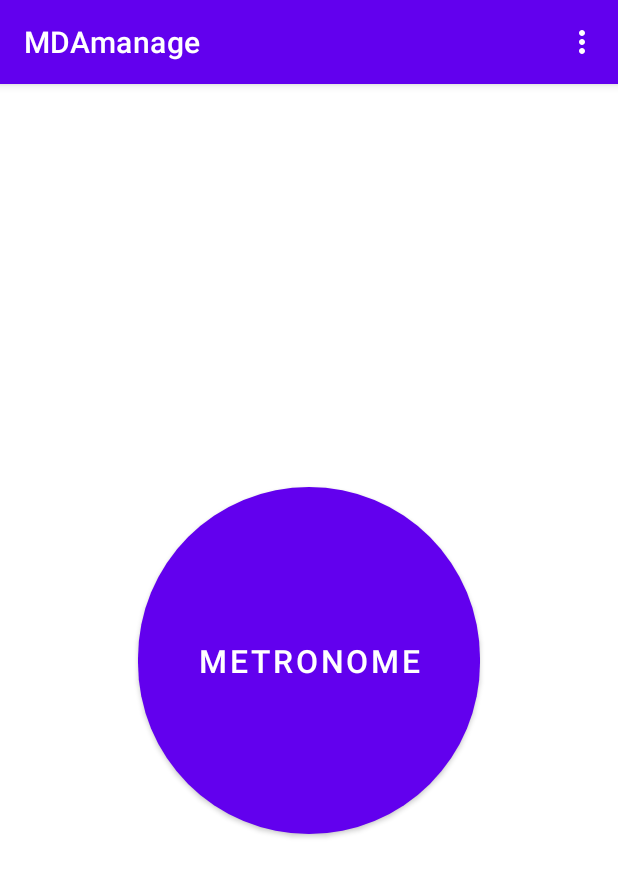
After one commit to ezri1234/MDAmanage, an Android app: the Metronome screen opened directly, with no data from a screen before it, on a phone screen of 412 x 824 dp. The commit adds this screen. Shown: the top 877 px of the screen. Run offline under Robolectric (Android 15) with nearby library versions, the light colour scheme and no system bars.

```diff
--- a/app/src/main/AndroidManifest.xml
+++ b/app/src/main/AndroidManifest.xml
@@ -9,6 +9,9 @@
         android:roundIcon="@mipmap/ic_launcher_round"
         android:supportsRtl="true"
         android:theme="@style/Theme.MDAmanage">
+        <activity
+            android:name=".Metronome"
+            android:exported="true" />
         <activity
             android:name=".SuccessfullSU"
             android:exported="true" />
--- a/app/src/main/java/com/ezrimo/mdamanage/LoginTabFragment.java
+++ b/app/src/main/java/com/ezrimo/mdamanage/LoginTabFragment.java
@@ -44,10 +44,8 @@ public class LoginTabFragment extends Fragment {
         loginButton.setOnClickListener(new View.OnClickListener() {
             @Override
             public void onClick(View view) {
-                checkField(email);
-                checkField(password);
 
-                if (valid){
+                if (checkField(email)&&checkField(password)){
                     fAuth.signInWithEmailAndPassword(email.getText().toString(), password.getText().toString()).addOnSuccessListener(new OnSuccessListener<AuthResult>() {
                         @Override
                         public void onSuccess(AuthResult authResult) {
--- /dev/null
+++ b/app/src/main/java/com/ezrimo/mdamanage/Metronome.java
@@ -0,0 +1,69 @@
+package com.ezrimo.mdamanage;
+
+import androidx.annotation.NonNull;
+import androidx.appcompat.app.AppCompatActivity;
+
+import android.content.Intent;
+import android.media.MediaPlayer;
+import android.os.Bundle;
+import android.os.Handler;
+import android.util.Log;
+import android.view.Menu;
+import android.view.MenuItem;
+import android.view.View;
+import android.widget.Button;
+
+import java.util.Timer;
+import java.util.TimerTask;
+
+public class Metronome extends AppCompatActivity {
+    Button metronome;
+    MediaPlayer player;
+    int counter=0;
+    private Handler myHandler = new Handler();
+
+    @Override
+    protected void onCreate(Bundle savedInstanceState) {
+        super.onCreate(savedInstanceState);
+        setContentView(R.layout.activity_metronome);
+
+        metronome = findViewById(R.id.metronome);
+
+        metronome.setOnClickListener(new View.OnClickListener() {
+            @Override
+            public void onClick(View v) {
+                if(counter%2==0){
+                    if(player==null)
+                        player = MediaPlayer.create(getApplicationContext(), R.raw.beep);
+                    player.setLooping(true);
+                    player.start();
+                    counter++;
+                }
+                else if(counter%2 == 1){
+                    player.pause();
+                    counter=0;
+                }
+            }
+        });
+
+    }
+
+    @Override
+    public boolean onCreateOptionsMenu(Menu menu) {
+        getMenuInflater().inflate(R.menu.menu_item, menu);
+        return true;
+    }
+
+    @Override
+    public boolean onOptionsItemSelected(@NonNull MenuItem item) {
+        int itemId = item.getItemId();
+
+        if(itemId == R.id.loginUp){
+            Intent go = new Intent(getApplicationContext(), SignInUpActivity.class);
+            startActivity(go);
+            finish();
+        }
+        return true;
+    }
+
+}
--- /dev/null
+++ b/app/src/main/res/drawable/circle_button.xml
@@ -0,0 +1,11 @@
+<?xml version="1.0" encoding="utf-8"?>
+<selector xmlns:android="http://schemas.android.com/apk/res/android">
+<item>
+    <shape android:shape="rectangle">
+        <size android:width="100dp"
+            android:height="100dp"/>
+        <solid android:color="@color/purple_200"/>
+        <corners android:radius="120dp"/>
+    </shape>
+</item>
+</selector>
--- /dev/null
+++ b/app/src/main/res/drawable/ic_baseline_login_24.xml
@@ -0,0 +1,5 @@
+<vector android:height="24dp" android:tint="#3C3F41"
+    android:viewportHeight="24" android:viewportWidth="24"
+    android:width="24dp" xmlns:android="http://schemas.android.com/apk/res/android">
+    <path android:fillColor="@android:color/white" android:pathData="M11,7L9.6,8.4l2.6,2.6H2v2h10.2l-2.6,2.6L11,17l5,-5L11,7zM20,19h-8v2h8c1.1,0 2,-0.9 2,-2V5c0,-1.1 -0.9,-2 -2,-2h-8v2h8V19z"/>
+</vector>
--- /dev/null
+++ b/app/src/main/res/drawable/ic_baseline_timer_24.xml
@@ -0,0 +1,5 @@
+<vector android:height="24dp" android:tint="#3C3F41"
+    android:viewportHeight="24" android:viewportWidth="24"
+    android:width="24dp" xmlns:android="http://schemas.android.com/apk/res/android">
+    <path android:fillColor="@android:color/white" android:pathData="M15,1L9,1v2h6L15,1zM11,14h2L13,8h-2v6zM19.03,7.39l1.42,-1.42c-0.43,-0.51 -0.9,-0.99 -1.41,-1.41l-1.42,1.42C16.07,4.74 14.12,4 12,4c-4.97,0 -9,4.03 -9,9s4.02,9 9,9 9,-4.03 9,-9c0,-2.12 -0.74,-4.07 -1.97,-5.61zM12,20c-3.87,0 -7,-3.13 -7,-7s3.13,-7 7,-7 7,3.13 7,7 -3.13,7 -7,7z"/>
+</vector>
--- /dev/null
+++ b/app/src/main/res/drawable/ic_more_vert.xml
@@ -0,0 +1,10 @@
+<vector xmlns:android="http://schemas.android.com/apk/res/android"
+    android:width="24dp"
+    android:height="24dp"
+    android:viewportWidth="24"
+    android:viewportHeight="24"
+    android:tint="?attr/colorControlNormal">
+  <path
+      android:fillColor="@android:color/white"
+      android:pathData="M12,8c1.1,0 2,-0.9 2,-2s-0.9,-2 -2,-2 -2,0.9 -2,2 0.9,2 2,2zM12,10c-1.1,0 -2,0.9 -2,2s0.9,2 2,2 2,-0.9 2,-2 -0.9,-2 -2,-2zM12,16c-1.1,0 -2,0.9 -2,2s0.9,2 2,2 2,-0.9 2,-2 -0.9,-2 -2,-2z"/>
+</vector>
--- /dev/null
+++ b/app/src/main/res/layout/activity_metronome.xml
@@ -0,0 +1,21 @@
+<?xml version="1.0" encoding="utf-8"?>
+<androidx.constraintlayout.widget.ConstraintLayout xmlns:android="http://schemas.android.com/apk/res/android"
+    xmlns:app="http://schemas.android.com/apk/res-auto"
+    xmlns:tools="http://schemas.android.com/tools"
+    android:layout_width="match_parent"
+    android:layout_height="match_parent"
+    tools:context=".Metronome">
+
+
+    <Button
+        android:id="@+id/metronome"
+        android:layout_width="228dp"
+        android:layout_height="231dp"
+        android:background="@drawable/circle_button"
+        android:text="metronome"
+        android:textSize="21sp"
+        app:layout_constraintBottom_toBottomOf="parent"
+        app:layout_constraintEnd_toEndOf="parent"
+        app:layout_constraintStart_toStartOf="parent"
+        app:layout_constraintTop_toTopOf="parent" />
+</androidx.constraintlayout.widget.ConstraintLayout>
--- /dev/null
+++ b/app/src/main/res/menu/menu_item.xml
@@ -0,0 +1,25 @@
+<?xml version="1.0" encoding="utf-8"?>
+<menu xmlns:android="http://schemas.android.com/apk/res/android"
+    xmlns:app="http://schemas.android.com/apk/res-auto">
+    <item
+        app:showAsAction="always"
+        android:title=""
+        android:icon="@drawable/ic_more_vert"
+        >
+        <menu>
+            <item
+                android:id="@+id/loginUp"
+                android:icon="@drawable/ic_baseline_login_24"
+                android:title="Login Signup"
+                app:showAsAction="never" />
+            <item
+                android:id="@+id/metronome"
+                android:icon="@drawable/ic_baseline_timer_24"
+                android:title="Metronome"
+                app:showAsAction="never" />
+
+        </menu>
+    </item>
+
+
+</menu>
```
Also changed, not shown: app/src/main/java/com/ezrimo/mdamanage/Assign.java (+14 -37 lines), app/src/main/java/com/ezrimo/mdamanage/Calendar.java (+6 -6 lines), app/src/main/java/com/ezrimo/mdamanage/ChooseUser.java (+5 -5 lines), app/src/main/java/com/ezrimo/mdamanage/RecycleViewAdmin.java (+4 -3 lines), app/src/main/java/com/ezrimo/mdamanage/ShiftActivity.java (+19 -5 lines), app/src/main/java/com/ezrimo/mdamanage/SignInUpActivity.java (+30 -0 lines), app/src/main/java/com/ezrimo/mdamanage/SignUpTabFragment.java (+16 -6 lines), app/src/main/java/com/ezrimo/mdamanage/UserInfo.java (+11 -3 lines), app/src/main/res/layout/activity_assign.xml (+3 -14 lines), 1 other file.
